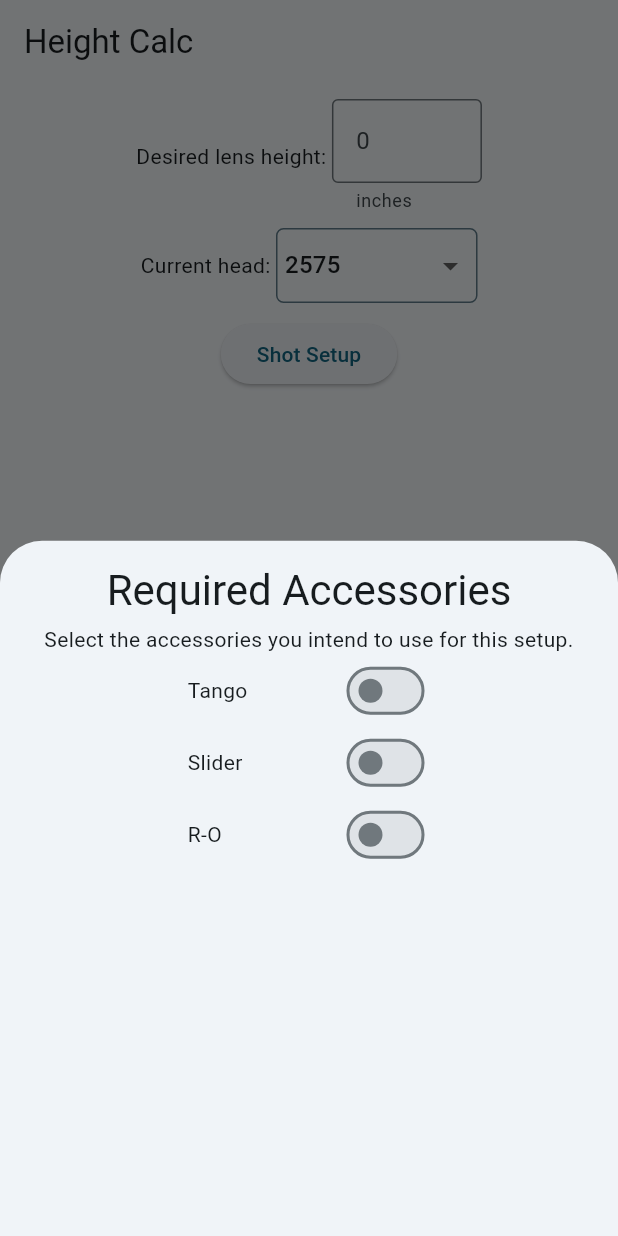
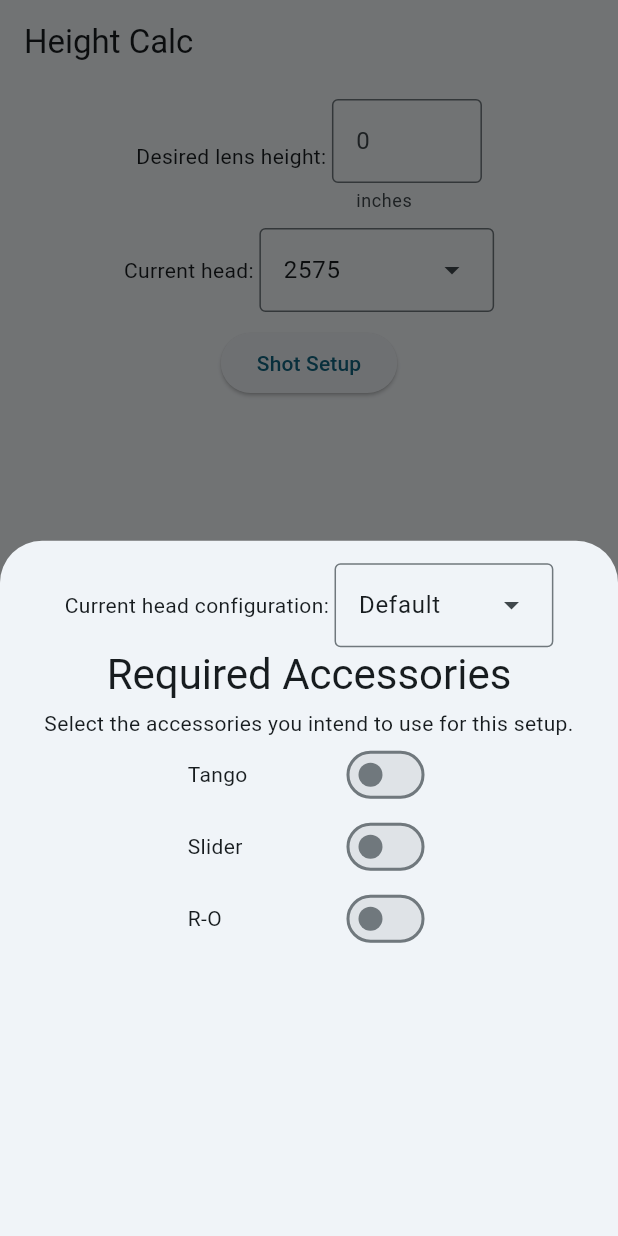
Before and after one commit to zibredlektab/HeightCalc2, a Flutter app: the screen it shows after launch, after a tap on "Shot Setup", on a phone screen of 412 x 824 dp. Run offline on Flutter 3.47's test engine with Material 3 defaults, Android fonts, the phone set to English and light mode, and no system bars; our stand-ins replace gap.

Commit message:
Now tracking & selectable head configuration

```diff
--- a/heightcalc2/heightcalc/lib/calculator.dart
+++ b/heightcalc2/heightcalc/lib/calculator.dart
@@ -26,7 +26,8 @@ class Calculator {
 
     shotHeight = height;
     mountHeight = shotHeight - baseHeight; // camera height
-    mountHeight -= inventory.currentHead!.configurations.first.minHeight; // head height
+    mountHeight -= inventory.currentHeadConfig!.minHeight; // head height
+    // TODO currently not supporting variable-height heads
    // print ("subtracted baseheight of $baseHeight and head height of ${inventory.currentHead!.configurations.first.minHeight}");
     for (var i in inventory.requiredAKS) { // required AKS heights
       mountHeight -= i.configurations.first.minHeight;
--- a/heightcalc2/heightcalc/lib/data_types/generic/complex_support_configuration.dart
+++ b/heightcalc2/heightcalc/lib/data_types/generic/complex_support_configuration.dart
@@ -1,9 +1,10 @@
 class ComplexSupportConfiguration {
   ComplexSupportConfiguration({
-    this.name = "",
+    this.name = "Default",
     required this.minHeight,
     required this.maxHeight,
     this.canStack = true,
+    this.newConfig = false
   }) {
     checkAdjustable();
   }
@@ -13,6 +14,7 @@ class ComplexSupportConfiguration {
   int maxHeight;
   bool canStack = true;
   bool adjustableHeight = false;
+  bool newConfig = false;
 
   void checkAdjustable() {
     if (minHeight == maxHeight) {
--- a/heightcalc2/heightcalc/lib/inventory.dart
+++ b/heightcalc2/heightcalc/lib/inventory.dart
@@ -1,4 +1,5 @@
 import 'package:heightcalc/data_types/data_types.dart';
+import 'package:heightcalc/data_types/generic/complex_support_configuration.dart';
 
 class Inventory {
   // UserItems is used to keep track of all items that the user has added to the app, and access/modify those lists
@@ -11,6 +12,7 @@ class Inventory {
 
   int baseHeight = 0; // height from camera base to mid-lens
   ComplexSupport? currentHead; // only one tripod head can be in use, and is typically selected creatively before the shot is set up
+  ComplexSupportConfiguration? currentHeadConfig;
   List<ComplexSupport> requiredAKS = []; // AKS the user has selected creatively
 
   Inventory();
--- a/heightcalc2/heightcalc/lib/main.dart
+++ b/heightcalc2/heightcalc/lib/main.dart
@@ -43,15 +43,15 @@ class HeightCalcAppState extends ChangeNotifier {
 
     inventory.tripodHeads = [
       ComplexSupport(type: SupportType.tripodHead, name: "2575", configurations: [
-        ComplexSupportConfiguration(minHeight: 16, maxHeight: 16),
+        ComplexSupportConfiguration(minHeight: 10, maxHeight: 10),
       ]),
       ComplexSupport(type: SupportType.tripodHead, name: "ArriHead", configurations: [
         ComplexSupportConfiguration(minHeight: 22, maxHeight: 22),
         ComplexSupportConfiguration(name: "with tilt plate", minHeight: 24, maxHeight: 24),
-
       ]),
     ];
-    inventory.currentHead = inventory.tripodHeads.first;
+
+    setHead(inventory.tripodHeads.first);
 
     inventory.coreSupports = [
       ComplexSupport(
@@ -125,7 +125,13 @@ class HeightCalcAppState extends ChangeNotifier {
 
   void setHead(ComplexSupport newHead) {
     inventory.currentHead = newHead;
-    notifyListeners();
+    inventory.currentHeadConfig = newHead.configurations.first;
+    update();
+  }
+
+  void setHeadConfig(ComplexSupportConfiguration newConfig) {
+    inventory.currentHeadConfig = newConfig;
+    update();
   }
 
   void newHeight(int height) {
@@ -210,7 +216,13 @@ class HeightCalcAppState extends ChangeNotifier {
   }
 
   void addConfig({required ComplexSupport item}) {
-    item.configurations.add(ComplexSupportConfiguration(name: "New Config", minHeight: 0, maxHeight: 0));
+    String newName = "New Config";
+    var index = 0;
+    while (!isConfigNameUnique(item: item, name: newName, newItem: true)) {
+      newName = "New Config ${++index}";
+    }
+    item.configurations.add(ComplexSupportConfiguration(name: newName, minHeight: 0, maxHeight: 0, newConfig: true));
+
     update();
   }
 
@@ -248,6 +260,30 @@ class HeightCalcAppState extends ChangeNotifier {
     }
   }
 
+  void changeConfigName({
+    required ComplexSupportConfiguration config,
+    required String newName}) {
+      config.name = newName;
+  }
+
+  bool isConfigNameUnique({
+    // TODO this is not robust...
+    required ComplexSupport item,
+    required String name,
+    required bool newItem}) {
+
+      print("Checking if name $name is unique for item ${item.name}");
+      Iterable<ComplexSupportConfiguration> configsWithName = item.configurations.where((config) => config.name == name);
+      print("Found ${configsWithName.length} configurations with name $name");
+
+      if (newItem) {
+        return configsWithName.isEmpty;
+      } else {
+        return configsWithName.length <= 1;
+      }
+
+  }
+
 
 }
 
--- a/heightcalc2/heightcalc/lib/ui/aks_sheet/aks_sheet.dart
+++ b/heightcalc2/heightcalc/lib/ui/aks_sheet/aks_sheet.dart
@@ -1,3 +1,4 @@
+import 'package:heightcalc/data_types/generic/complex_support_configuration.dart';
 import 'package:heightcalc/main.dart';
 
 class AKSSheet extends StatefulWidget {
@@ -23,6 +24,31 @@ class AKSSheetState extends State<AKSSheet> {
                 builder: (context, provider, child) {
                   return Column(
                     children:[
+                      Row(
+                        mainAxisAlignment: MainAxisAlignment.center,
+                        mainAxisSize: MainAxisSize.min,
+                        children:[
+                          Text("Current head configuration: "),
+                          if (appState.inventory.currentHead == null) ...[
+                            Text("(No head selected)"),
+                          ] else ...[
+                            DropdownMenu<ComplexSupportConfiguration>(
+                              initialSelection: provider.inventory.currentHeadConfig,
+                              hintText: 'Select a head configuration',
+                              onSelected: (ComplexSupportConfiguration? newConfig) {
+                                newConfig ??= provider.inventory.tripodHeads.first.configurations.first;
+                                provider.setHeadConfig(newConfig);
+                              },
+                              dropdownMenuEntries: provider.inventory.currentHead!.configurations.map<DropdownMenuEntry<ComplexSupportConfiguration>>((ComplexSupportConfiguration config) {
+                                return DropdownMenuEntry<ComplexSupportConfiguration>(
+                                  value: config,
+                                  label: config.name,
+                                );
+                              }).toList(),
+                            ),
+                          ]
+                        ]
+                      ),
                       Text("Required Accessories", style: Theme.of(context).textTheme.headlineMedium!),
                       Gap(5),
                       Text("Select the accessories you intend to use for this setup.", textAlign: TextAlign.center,),
--- a/heightcalc2/heightcalc/lib/ui/home_page/home_page.dart
+++ b/heightcalc2/heightcalc/lib/ui/home_page/home_page.dart
@@ -59,29 +59,19 @@ class _HomePageState extends State<HomePage> {
                       if (appState.inventory.tripodHeads.isEmpty) ...[
                         Text("No heads defined!")
                       ] else ...[
-                        Container(
-                          padding: EdgeInsets.symmetric(horizontal: 5),
-                          decoration: BoxDecoration(
-                            border: Border.all(color: Colors.blueGrey),
-                            borderRadius: BorderRadius.circular(5),
-                          ),
-                          child: DropdownButton<ComplexSupport>(
-                            value: provider.inventory.currentHead,
-                            underline: Container(), // get rid of that underline
-                            hint: Text('Select a head'),
-                            onChanged: (ComplexSupport? newHead) {
+                        DropdownMenu<ComplexSupport>(
+                          initialSelection: provider.inventory.currentHead,
+                          hintText: 'Select a head',
+                          onSelected: (ComplexSupport? newHead) {
                             newHead ??= provider.inventory.tripodHeads.first;
                             appState.setHead(newHead);
                           },
-                            borderRadius: BorderRadius.circular(5),
-                            isDense: false,
-                            items: provider.inventory.tripodHeads.map<DropdownMenuItem<ComplexSupport>>((ComplexSupport head) {
-                              return DropdownMenuItem<ComplexSupport>(
+                          dropdownMenuEntries: provider.inventory.tripodHeads.map<DropdownMenuEntry<ComplexSupport>>((ComplexSupport head) {
+                            return DropdownMenuEntry<ComplexSupport>(
                               value: head,
-                                child: Text(head.name),
+                              label: head.name,
                             );
                           }).toList(),
-                          ),
                         ),
                       ]
                     ]
```
Also changed, not shown: heightcalc2/heightcalc/lib/ui/config_page/config_item_tile.dart (+16 -3 lines), heightcalc2/heightcalc/lib/ui/config_page/config_page.dart (+36 -3 lines). Lines whose indentation alone changed are shown as unchanged.
